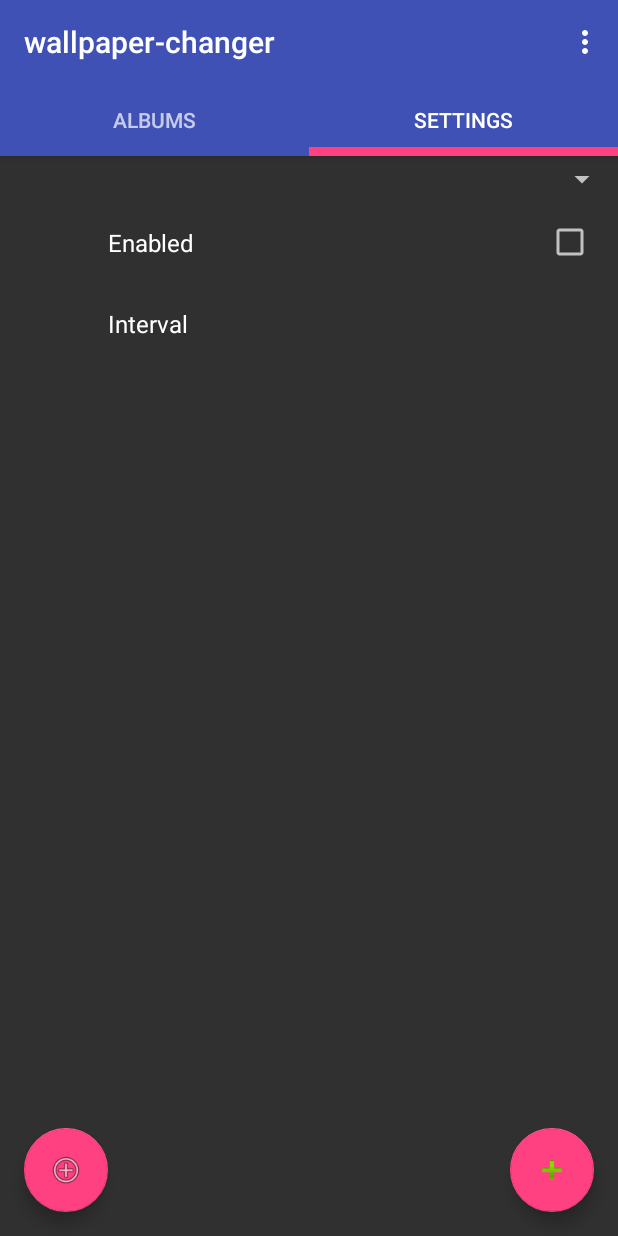
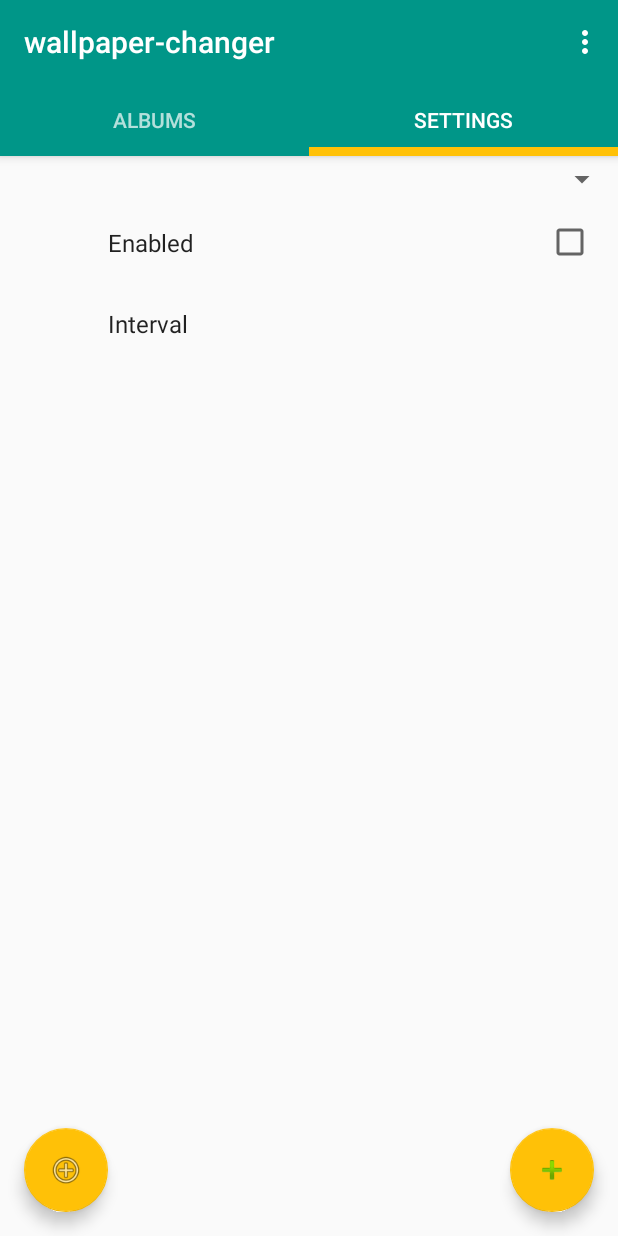
Before and after one commit to Requinard/android-wallpaper-changer, an Android app: the screen it shows after launch (MainActivity), tab 2 chosen, on a phone screen of 412 x 824 dp. Run offline under Robolectric (Android 15) with nearby library versions, the phone set to English and light mode, and no system bars; our stand-ins replace Picasso, androidx.preference; libraries missing offline, so code that uses them is left out: net.danlew.android; 3 statements that could not run were skipped.

Commit message:
Changed colours and theming

```diff
--- a/app/src/main/res/layout/activity_main.xml
+++ b/app/src/main/res/layout/activity_main.xml
@@ -66,6 +66,4 @@
             android:layout_gravity="bottom|start"
             android:layout_margin="@dimen/fab_margin"
             android:src="@android:drawable/ic_menu_add"/>
-
-
 </android.support.design.widget.CoordinatorLayout>
--- a/app/src/main/res/values/colors.xml
+++ b/app/src/main/res/values/colors.xml
@@ -1,6 +1,6 @@
 <?xml version="1.0" encoding="utf-8"?>
 <resources>
-    <color name="colorPrimary">#3F51B5</color>
-    <color name="colorPrimaryDark">#303F9F</color>
-    <color name="colorAccent">#FF4081</color>
+    <color name="colorPrimary">#009688</color>
+    <color name="colorPrimaryDark">#00796B</color>
+    <color name="colorAccent">#FFC107</color>
 </resources>
--- a/app/src/main/res/values/styles.xml
+++ b/app/src/main/res/values/styles.xml
@@ -1,7 +1,7 @@
 <resources>
 
     <!-- Base application theme. -->
-    <style name="AppTheme" parent="Yo">
+    <style name="AppTheme" parent="Theme.AppCompat.Light.NoActionBar">
         <!-- Customize your theme here. -->
         <item name="colorPrimary">@color/colorPrimary</item>
         <item name="colorPrimaryDark">@color/colorPrimaryDark</item>
```
Also changed, not shown: app/src/main/res/mipmap-hdpi/ic_launcher.png, app/src/main/res/mipmap-mdpi/ic_launcher.png, app/src/main/res/mipmap-xhdpi/ic_launcher.png, app/src/main/res/mipmap-xxhdpi/ic_launcher.png, app/src/main/res/mipmap-xxxhdpi/ic_launcher.png.
